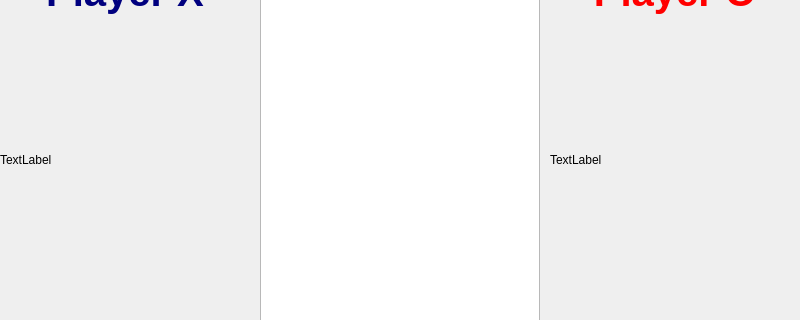
Qt form game.ui (TithSambath/Game-XO) before a commit; both pictures show x 0 to 800 and y 177 to 497 of the 800 by 600 pixel window.
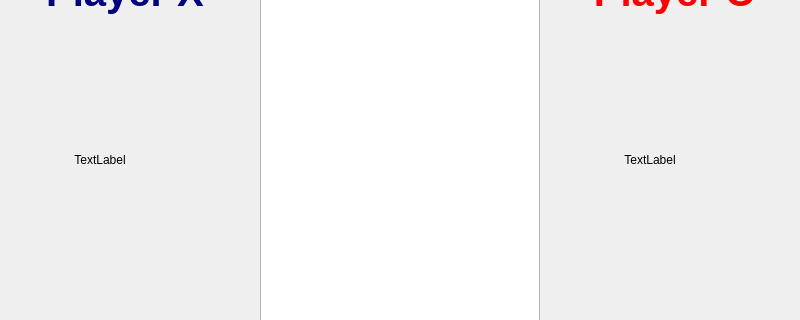
The same form after that commit. Icons and pictures are not drawn.

What changed in the file:
```diff
--- a/game.ui
+++ b/game.ui
@@ -531,7 +531,13 @@
              <string>TextLabel</string>
             </property>
             <property name="alignment">
-             <set>Qt::AlignLeading|Qt::AlignLeft|Qt::AlignVCenter</set>
+             <set>Qt::AlignCenter</set>
+            </property>
+            <property name="wordWrap">
+             <bool>true</bool>
+            </property>
+            <property name="indent">
+             <number>0</number>
             </property>
            </widget>
           </item>
@@ -617,6 +623,12 @@
             <property name="text">
              <string>TextLabel</string>
             </property>
+            <property name="alignment">
+             <set>Qt::AlignCenter</set>
+            </property>
+            <property name="indent">
+             <number>0</number>
+            </property>
            </widget>
           </item>
           <item>
```
Left out of the diff: 3 changed lines with no effect on the pictures.
